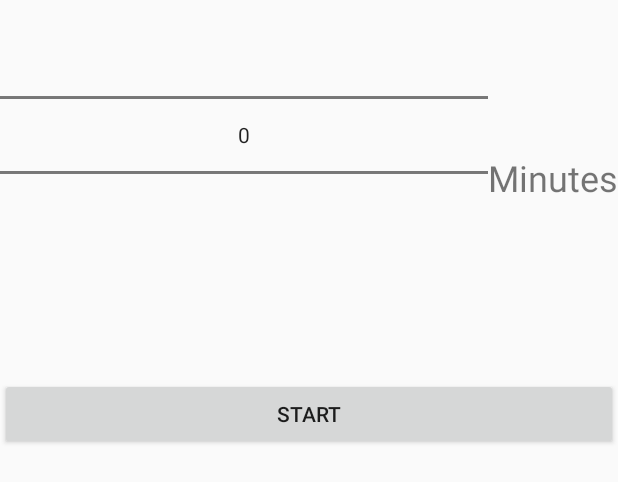
After one commit to JRWatson2013/LaundryBuddy, an Android app: the layout activity_timer.xml on its own in the app's theme, with its tools: preview values and no code run, on a phone screen of 412 x 824 dp. The commit adds this screen. Shown: the top 482 px of the screen. Run offline under Robolectric (Android 15) with nearby library versions, the light colour scheme and no system bars.

Commit message:
Timer_Activity
Added Timer Activity

```diff
--- /dev/null
+++ b/app/src/main/java/cs4518/laundrybuddy/NumberPickerActivity.java
@@ -0,0 +1,24 @@
+package cs4518.laundrybuddy;
+
+import android.app.Activity;
+import android.widget.TextView;
+import android.os.Bundle;
+import android.widget.NumberPicker;
+
+/**
+ * Created by carolyn on 2/15/17.
+ */
+
+public class NumberPickerActivity extends Activity {
+
+    @Override
+    public void onCreate(Bundle savedInstanceState) {
+        super.onCreate(savedInstanceState);
+        setContentView(R.layout.activity_timer);
+        NumberPicker numberPicker = (NumberPicker) findViewById(R.id.time_picker);
+        numberPicker.setMaxValue(180);
+        numberPicker.setMinValue(0);
+        numberPicker.setWrapSelectorWheel(true);
+
+    }
+}
--- /dev/null
+++ b/app/src/main/res/layout/activity_timer.xml
@@ -0,0 +1,45 @@
+<?xml version="1.0" encoding="utf-8"?>
+<LinearLayout xmlns:android="http://schemas.android.com/apk/res/android"
+    xmlns:tools="http://schemas.android.com/tools"
+    android:orientation="vertical" android:layout_width="match_parent"
+    android:layout_height="match_parent"
+    android:weightSum="1">
+
+    <LinearLayout
+        android:orientation="horizontal"
+        android:layout_width="match_parent"
+        android:layout_height="62dp"
+        android:layout_weight="0.25">
+
+        <NumberPicker
+            android:layout_width="wrap_content"
+            android:layout_height="wrap_content"
+            android:id="@+id/time_picker"
+            android:layout_weight="1" />
+
+        <TextView
+            android:text="Minutes"
+            android:layout_width="wrap_content"
+            android:layout_height="match_parent"
+            android:id="@+id/textView"
+            android:gravity="center_vertical"
+            android:textSize="24sp" />
+
+    </LinearLayout>
+
+    <LinearLayout
+        android:orientation="horizontal"
+        android:layout_width="match_parent"
+        android:layout_height="wrap_content"
+        android:layout_marginTop="10dp">
+
+        <Button
+            android:text="@string/timer_start"
+            android:layout_width="wrap_content"
+            android:layout_height="wrap_content"
+            android:id="@+id/button_timer_start"
+            android:layout_weight="1"
+            android:layout_marginTop="5dp" />
+
+    </LinearLayout>
+</LinearLayout>
--- a/app/src/main/res/values/strings.xml
+++ b/app/src/main/res/values/strings.xml
@@ -1,6 +1,7 @@
 <resources>
     <string name="app_name">LaundryBuddy</string>
     <string name="title_activity_main">Map</string>
+    <string name="timer_start">Start</string>
     <string name="timer_button">Timer</string>
     <string name="Instr_button">Instructions</string>
 </resources>
```
